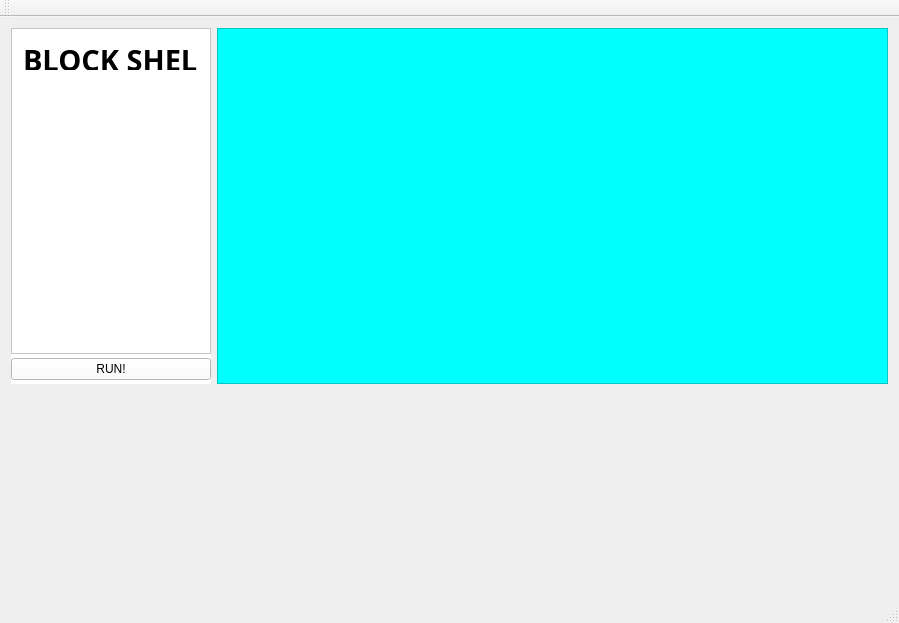
Above: ConsoleBlocks/ConsoleBlocks.ui from HolmErik/ConsoleBlocks before the change. Below: the same form after it.
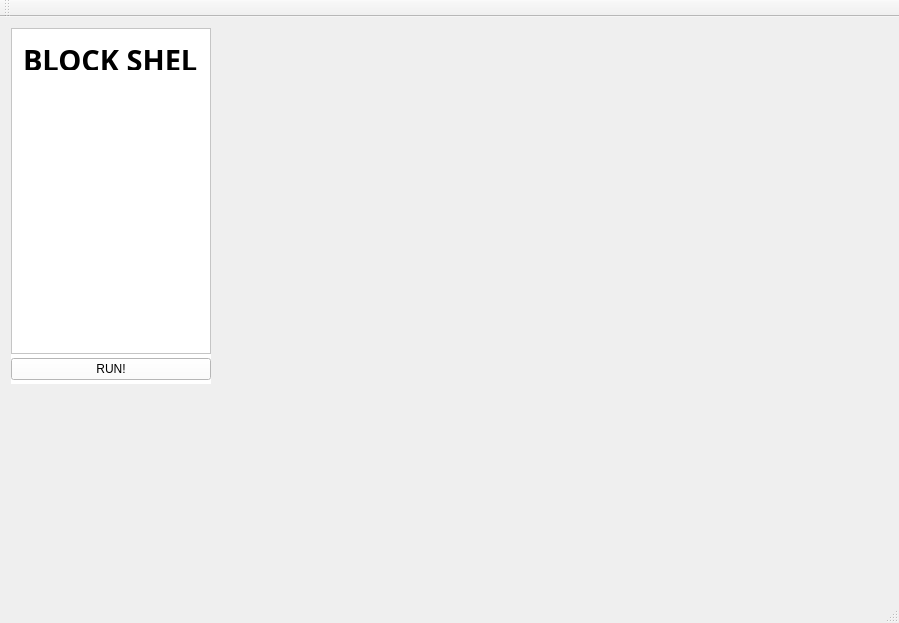
That is the form after the change. Custom widgets are drawn as their Qt base class.

What changed in the file:
```diff
--- a/ConsoleBlocks/ConsoleBlocks.ui
+++ b/ConsoleBlocks/ConsoleBlocks.ui
@@ -173,18 +173,9 @@
         </widget>
        </item>
        <item>
-        <widget class="QFrame" name="Canvas">
+        <widget class="Canvas" name="canvas" native="true">
          <property name="styleSheet">
-          <string notr="true">background-color: rgb(0, 255, 255);</string>
-         </property>
-         <property name="frameShape">
-          <enum>QFrame::StyledPanel</enum>
-         </property>
-         <property name="frameShadow">
-          <enum>QFrame::Raised</enum>
-         </property>
-         <property name="lineWidth">
-          <number>1</number>
+          <string notr="true"/>
          </property>
          <widget class="CBBaseBlock" name="widget_7" native="true">
           <property name="geometry">
@@ -247,6 +238,12 @@
    <header>ConsoleWidget.h</header>
    <container>1</container>
   </customwidget>
+  <customwidget>
+   <class>Canvas</class>
+   <extends>QWidget</extends>
+   <header>Canvas.h</header>
+   <container>1</container>
+  </customwidget>
  </customwidgets>
  <resources>
   <include location="ConsoleBlocks.qrc"/>
```
Left out of the diff: 2 changed lines with no effect on the pictures.
